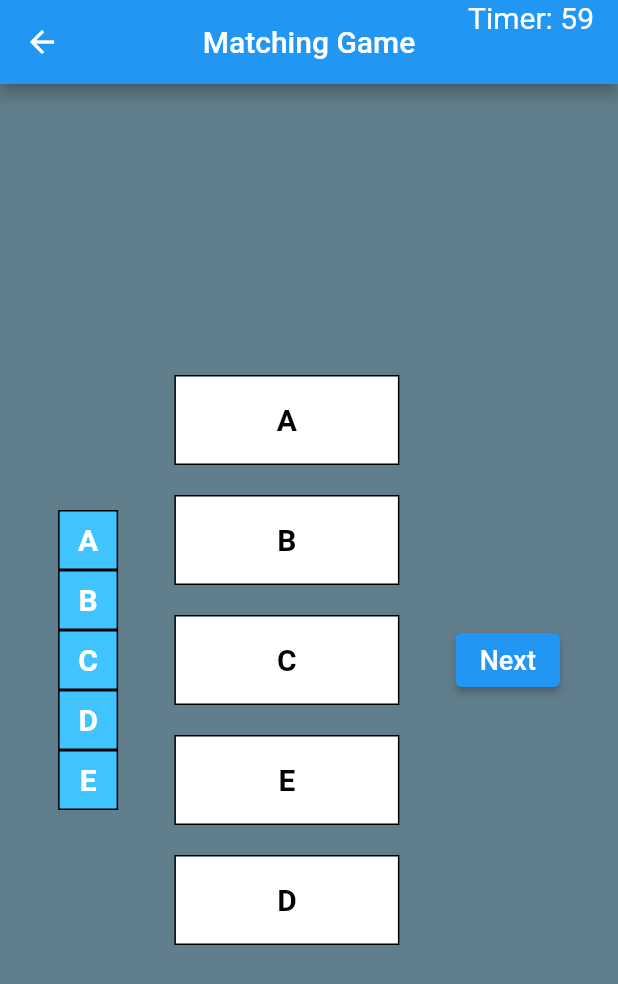
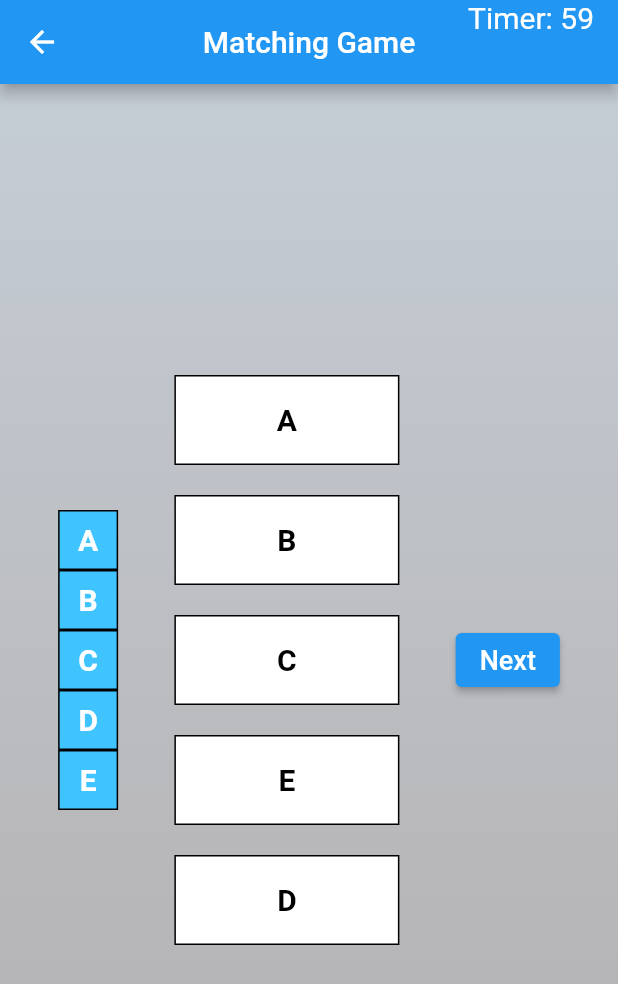
Before and after one commit to arpitguptagithub/IISER-Project-, a Flutter app: the MatchingPage screen opened directly, on a phone screen of 412 x 824 dp. Shown: the top 984 px of the screen. Run offline on Flutter 3.47's test engine with Material 2 defaults, Android fonts, the light colour scheme and no system bars; our stand-ins replace lottie; missing offline and left inert: crossword.

Commit message:
Level 3 done

```diff
--- a/Buttons/lib/screens/level3.dart
+++ b/Buttons/lib/screens/level3.dart
@@ -97,7 +97,14 @@ class _MatchingPageState extends State<MatchingPage> {
             );
           })),
       body: Container(
-        color: Colors.blueGrey, // Background color
+        decoration: BoxDecoration(
+          gradient: LinearGradient(
+            colors: [Color.fromARGB(255, 197, 205, 213),
+              Color.fromARGB(255, 178, 174, 174)],
+            begin: Alignment.topCenter,
+            end: Alignment.bottomCenter,
+          ),
+        ), // Background color
         padding: EdgeInsets.all(20.0), // Padding for the whole container
         child: Center(
           child: Row(
@@ -208,6 +215,24 @@ class _MatchingPageState extends State<MatchingPage> {
                   ),
                 ),
               ),
+              if (isTimeUp)
+              AlertDialog(
+              title: Text('TIME UP....'),
+              content: Text('GO TO THE HOME PAGE AND START AGAIN....'),
+              actions: <Widget>[
+              TextButton(
+                onPressed: () {
+                  Navigator.push(
+                    context,
+                    MaterialPageRoute(
+                      builder: (context) => FirstRoute(),
+                    ),
+                  ); // Close the dialog
+                },
+                child: Text('OK'),
+              ),
+              ],
+              ),
             ],
           ),
         ),
```
